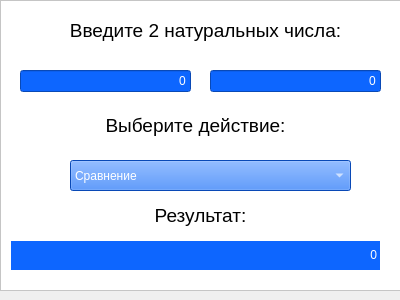
Above: gui/uis/P_modules_Window.ui from KirsonBrz/DM_colloquium_2019 before the change. Below: the same form after it.
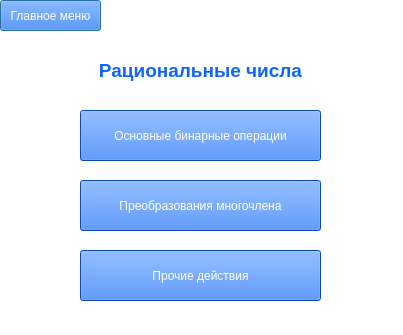
That is the form after the change.

Commit message: Add P uis

Diff of the .ui file:
```diff
--- a/gui/uis/P_modules_Window.ui
+++ b/gui/uis/P_modules_Window.ui
@@ -6,229 +6,120 @@
    <rect>
     <x>0</x>
     <y>0</y>
-    <width>400</width>
-    <height>300</height>
+    <width>403</width>
+    <height>335</height>
    </rect>
   </property>
   <property name="windowTitle">
-   <string>Dialog</string>
-  </property>
-  <widget class="QFrame" name="frame">
-   <property name="geometry">
-    <rect>
-     <x>0</x>
-     <y>0</y>
-     <width>401</width>
-     <height>291</height>
-    </rect>
-   </property>
-   <property name="font">
-    <font>
-     <pointsize>10</pointsize>
-    </font>
+   <string>Модули N</string>
    </property>
    <property name="styleSheet">
     <string notr="true">background-color: white</string>
    </property>
-   <property name="frameShape">
-    <enum>QFrame::StyledPanel</enum>
-   </property>
-   <property name="frameShadow">
-    <enum>QFrame::Raised</enum>
-   </property>
-   <widget class="QLabel" name="label_3">
+  <widget class="QPushButton" name="pushButton_main">
     <property name="geometry">
      <rect>
-      <x>10</x>
-      <y>10</y>
-      <width>391</width>
-      <height>41</height>
-     </rect>
-    </property>
-    <property name="font">
-     <font>
-      <pointsize>14</pointsize>
-     </font>
-    </property>
-    <property name="styleSheet">
-     <string notr="true"/>
-    </property>
-    <property name="text">
-     <string>Введите 2 натуральных числа:</string>
-    </property>
-    <property name="alignment">
-     <set>Qt::AlignCenter</set>
-    </property>
-   </widget>
-   <widget class="QLineEdit" name="lineEdit_4">
-    <property name="geometry">
-     <rect>
-      <x>20</x>
-      <y>70</y>
-      <width>171</width>
-      <height>22</height>
-     </rect>
-    </property>
-    <property name="layoutDirection">
-     <enum>Qt::LeftToRight</enum>
-    </property>
-    <property name="styleSheet">
-     <string notr="true">color: white; background-color: #0D66FF;</string>
-    </property>
-    <property name="text">
-     <string>0</string>
-    </property>
-    <property name="alignment">
-     <set>Qt::AlignRight|Qt::AlignTrailing|Qt::AlignVCenter</set>
-    </property>
-   </widget>
-   <widget class="QLineEdit" name="lineEdit_5">
-    <property name="geometry">
-     <rect>
-      <x>210</x>
-      <y>70</y>
-      <width>171</width>
-      <height>22</height>
-     </rect>
-    </property>
-    <property name="styleSheet">
-     <string notr="true">color: white; background-color: #0D66FF;</string>
-    </property>
-    <property name="text">
-     <string>0</string>
-    </property>
-    <property name="alignment">
-     <set>Qt::AlignRight|Qt::AlignTrailing|Qt::AlignVCenter</set>
-    </property>
-   </widget>
-   <widget class="QComboBox" name="comboBox">
-    <property name="geometry">
-     <rect>
-      <x>70</x>
-      <y>160</y>
-      <width>281</width>
+     <x>0</x>
+     <y>0</y>
+     <width>101</width>
       <height>31</height>
      </rect>
     </property>
     <property name="styleSheet">
      <string notr="true">color: white; background-color: #0D66FF;</string>
     </property>
-    <item>
      <property name="text">
-      <string>Сравнение</string>
-     </property>
-    </item>
-    <item>
-     <property name="text">
-      <string>Сумма</string>
-     </property>
-    </item>
-    <item>
-     <property name="text">
-      <string>Разность</string>
-     </property>
-    </item>
-    <item>
-     <property name="text">
-      <string>Произведение</string>
-     </property>
-    </item>
-    <item>
-     <property name="text">
-      <string>Первая цифра частного</string>
-     </property>
-    </item>
-    <item>
-     <property name="text">
-      <string>Частное от деления</string>
-     </property>
-    </item>
-    <item>
-     <property name="text">
-      <string>Остаток от деления</string>
-     </property>
-    </item>
-    <item>
-     <property name="text">
-      <string>НОД</string>
-     </property>
-    </item>
-    <item>
-     <property name="text">
-      <string>НОК</string>
-     </property>
-    </item>
-   </widget>
-   <widget class="QLabel" name="label">
+    <string>Главное меню</string>
+   </property>
+  </widget>
+  <widget class="QPushButton" name="pushButton_bin">
     <property name="geometry">
      <rect>
-      <x>10</x>
+     <x>80</x>
       <y>110</y>
-      <width>371</width>
-      <height>31</height>
+     <width>241</width>
+     <height>51</height>
      </rect>
     </property>
     <property name="font">
      <font>
-      <pointsize>14</pointsize>
-     </font>
-    </property>
+     <pointsize>9</pointsize>
+    </font>
+   </property>
+   <property name="styleSheet">
+    <string notr="true">color: white; background-color: #0D66FF;</string>
+   </property>
     <property name="text">
-     <string>Выберите действие:</string>
-    </property>
-    <property name="alignment">
-     <set>Qt::AlignCenter</set>
-    </property>
-   </widget>
-   <widget class="QLabel" name="label_2">
+    <string>Основные бинарные операции</string>
+   </property>
+  </widget>
+  <widget class="QPushButton" name="pushButton_un">
+   <property name="geometry">
+    <rect>
+     <x>80</x>
+     <y>180</y>
+     <width>241</width>
+     <height>51</height>
+    </rect>
+   </property>
+   <property name="font">
+    <font>
+     <pointsize>9</pointsize>
+    </font>
+   </property>
+   <property name="styleSheet">
+    <string notr="true">color: white; background-color: #0D66FF;</string>
+   </property>
+   <property name="text">
+    <string>Преобразования многочлена</string>
+   </property>
+  </widget>
+  <widget class="QLabel" name="label">
     <property name="geometry">
      <rect>
-      <x>10</x>
-      <y>200</y>
-      <width>381</width>
-      <height>31</height>
+     <x>0</x>
+     <y>50</y>
+     <width>401</width>
+     <height>41</height>
      </rect>
     </property>
     <property name="font">
      <font>
       <pointsize>14</pointsize>
-     </font>
-    </property>
+     <weight>75</weight>
+     <bold>true</bold>
+    </font>
+   </property>
+   <property name="styleSheet">
+    <string notr="true">color: #0D66FF;</string>
+   </property>
     <property name="text">
-     <string>Результат:</string>
+    <string>Рациональные числа</string>
     </property>
     <property name="alignment">
      <set>Qt::AlignCenter</set>
     </property>
    </widget>
-   <widget class="QLabel" name="label_4">
+  <widget class="QPushButton" name="pushButton_other">
     <property name="geometry">
      <rect>
-      <x>10</x>
-      <y>240</y>
-      <width>371</width>
-      <height>31</height>
-     </rect>
-    </property>
-    <property name="focusPolicy">
-     <enum>Qt::WheelFocus</enum>
-    </property>
-    <property name="layoutDirection">
-     <enum>Qt::LeftToRight</enum>
-    </property>
+     <x>80</x>
+     <y>250</y>
+     <width>241</width>
+     <height>51</height>
+    </rect>
+   </property>
+   <property name="font">
+    <font>
+     <pointsize>9</pointsize>
+    </font>
+   </property>
     <property name="styleSheet">
      <string notr="true">color: white; background-color: #0D66FF;</string>
     </property>
-    <property name="frameShape">
-     <enum>QFrame::Box</enum>
-    </property>
     <property name="text">
-     <string>0</string>
-    </property>
-    <property name="alignment">
-     <set>Qt::AlignRight|Qt::AlignTrailing|Qt::AlignVCenter</set>
-    </property>
-   </widget>
+    <string>Прочие действия</string>
+   </property>
   </widget>
  </widget>
  <resources/>
```
Left out of the diff: 4 changed lines with no effect on the pictures. Lines whose indentation alone changed are shown as unchanged. The commit also changes 4 other files.
